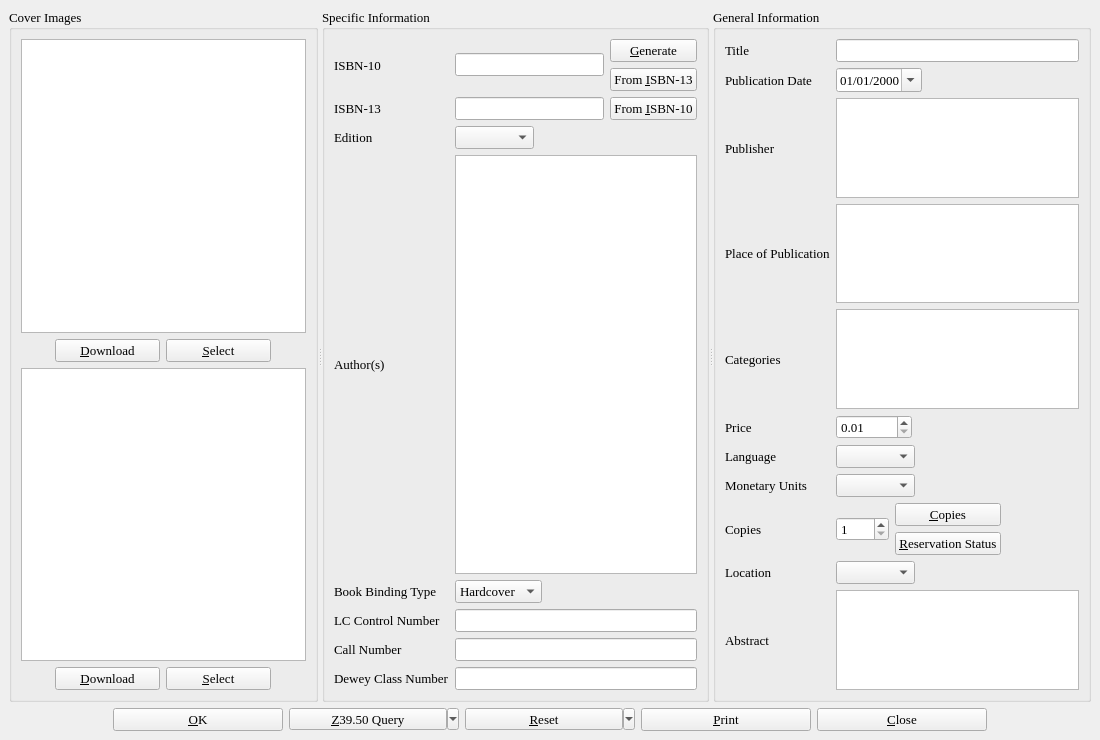
Old version of the form bookinfo.ui in the repository textbrowser/biblioteq.
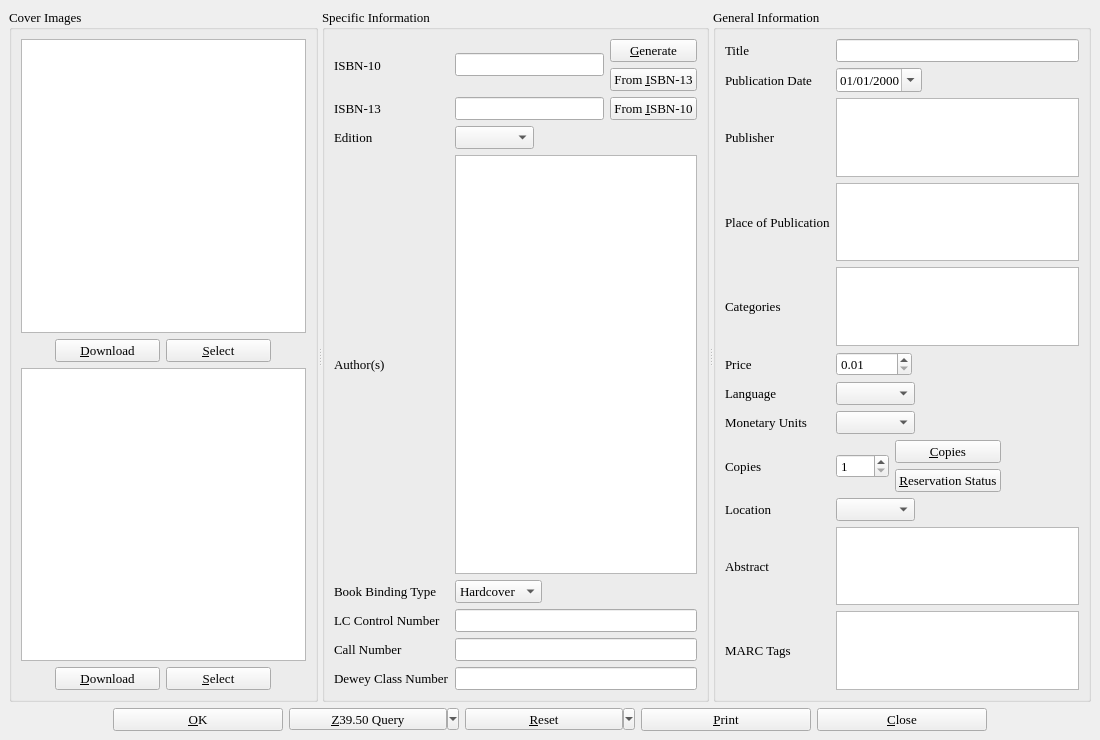
New version of the form. Icons and pictures are not drawn. Custom widgets are drawn as their Qt base class.

Commit message: Added marc_tags field to books, journals, and magazines.

Diff of the .ui file:
```diff
--- a/bookinfo.ui
+++ b/bookinfo.ui
@@ -846,6 +846,20 @@
           </property>
          </widget>
         </item>
+        <item row="11" column="0">
+         <widget class="QLabel" name="label_19">
+          <property name="text">
+           <string>MARC Tags</string>
+          </property>
+         </widget>
+        </item>
+        <item row="11" column="1">
+         <widget class="QTextEdit" name="marc_tags">
+          <property name="acceptRichText">
+           <bool>false</bool>
+          </property>
+         </widget>
+        </item>
        </layout>
       </widget>
      </widget>
```
Left out of the diff: 1 changed line with no effect on the pictures. The commit also changes 8 other files.
